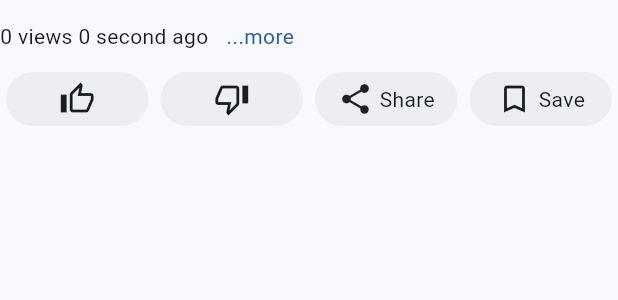
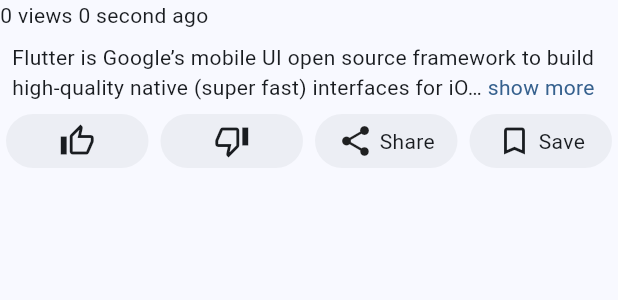
Before and after one commit to SoroushBeigi/academy, a Flutter app: the DescriptionVideo widget shown alone on an empty page, opened directly with empty values, on a phone screen of 412 x 824 dp. Shown: the top 300 px of the screen. Run offline on Flutter 3.47's test engine with Material 3 defaults, Android fonts, the phone set to English and light mode, and no system bars; drawn by our look-alikes of readmore; our stand-ins replace cached_network_image, camera, chewie, concentric_transition, dio, equatable and 16 more; accounts and stored records are empty; generated files the repository leaves out were written again.

Commit message:
adding readmore text

```diff
--- a/lib/l10n/app_en.arb
+++ b/lib/l10n/app_en.arb
@@ -25,6 +25,8 @@
   "uploadImage": "Upload Image",
   "videoTitle": "Video Title",
   "videoDescription": "Video Description",
+  "showMore": "show more",
+  "showLess": "show less",
   "@helloWorld": {
     "description": "The conventional newborn programmer greeting"
   }
--- a/lib/l10n/app_fa.arb
+++ b/lib/l10n/app_fa.arb
@@ -24,5 +24,7 @@
     "acceptedFormats": "فرمت\u200Cهای موردقبول: JPG,PNG",
     "uploadImage": "آپلود عکس",
     "videoTitle": "عنوان ویدئو",
-    "videoDescription": "توصیحات ویدئو"
+    "videoDescription": "توصیحات ویدئو",
+    "showMore": "نمایش بیشتر",
+    "showLess": "نمایش کمتر"
 }
--- a/lib/src/features/video_details/presentation/pages/widgets/description_video.dart
+++ b/lib/src/features/video_details/presentation/pages/widgets/description_video.dart
@@ -7,6 +7,7 @@ import 'package:academy/src/features/video_details/presentation/bloc/video_detai
 import 'package:academy/video_model.dart';
 import 'package:flutter/material.dart';
 import 'package:flutter_bloc/flutter_bloc.dart';
+import 'package:readmore/readmore.dart';
 import 'package:rxdart/rxdart.dart';
 import 'package:flutter_gen/gen_l10n/app_localizations.dart';
 
@@ -41,17 +42,19 @@ class DescriptionVideo extends StatelessWidget {
                   .bodyMedium
                   ?.copyWith(color: Theme.of(context).colorScheme.onSurface),
             ),
-            TextButton(
-              onPressed: () {},
-              child: Text(
-                '...more',
-                style: Theme.of(context)
-                    .textTheme
-                    .bodyMedium
-                    ?.copyWith(color: Theme.of(context).colorScheme.primary),
-              ),
-            )
           ],
+        ),
+        Padding(
+          padding: const EdgeInsets.all(8.0),
+          child:  ReadMoreText(
+            'Flutter is Google’s mobile UI open source framework to build high-quality native (super fast) interfaces for iOS and Android apps with the unified codebase.' ??
+                '',
+            trimMode: TrimMode.Line,
+            trimLines: 2,
+            trimCollapsedText: AppLocalizations.of(context).showMore,
+            trimExpandedText: AppLocalizations.of(context).showLess,
+            colorClickableText: Theme.of(context).colorScheme.primary,
+          ),
         ),
         StreamBuilder<int>(
             stream: likeSubject.stream,
--- a/pubspec.yaml
+++ b/pubspec.yaml
@@ -52,6 +52,7 @@ dependencies:
   flutter_login: ^5.0.0
   provider: ^6.1.2
   video_player_web_hls: ^1.2.1
+  readmore: ^3.0.0
 #  image_picker: ^1.1.2
 
 
```
Also changed, not shown: pubspec.lock.
